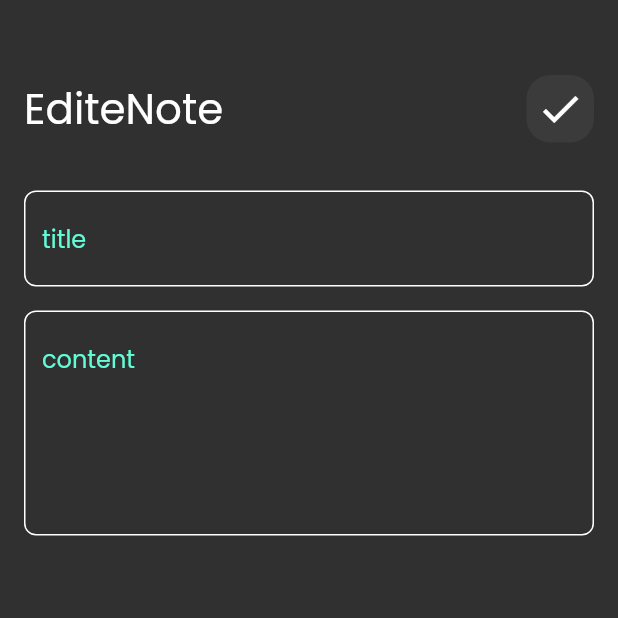
After one commit to AliMohamed-Ali/flutter_projects, a Flutter app: the screen it shows after launch, after a tap on "Flutter Tips", on a phone screen of 412 x 824 dp, the top half of it. The commit adds this screen. Run offline on Flutter 3.47's test engine with Material 2 defaults, Android fonts, the phone set to English and light mode, and no system bars; our stand-ins replace audioplayers, bloc, cloud_firestore, firebase_auth, firebase_core, flutter_bloc and 2 more; accounts and stored records are empty.

Commit message:
create edite note page

```diff
--- a/notes_app/lib/main.dart
+++ b/notes_app/lib/main.dart
@@ -11,6 +11,7 @@ class NotesApp extends StatelessWidget {
   @override
   Widget build(BuildContext context) {
     return MaterialApp(
+      debugShowCheckedModeBanner: false,
       theme: ThemeData(
         brightness: Brightness.dark,
         fontFamily: "Poppins",
--- /dev/null
+++ b/notes_app/lib/views/edit_notes.dart
@@ -0,0 +1,14 @@
+import 'package:flutter/material.dart';
+import 'package:notes_app/views/widget/custom_app_bar.dart';
+import 'package:notes_app/views/widget/edite_notes_body.dart';
+
+class EditeNoteView extends StatelessWidget {
+  const EditeNoteView({super.key});
+
+  @override
+  Widget build(BuildContext context) {
+    return const Scaffold(
+      body: EditeNoteBody(),
+    );
+  }
+}
--- a/notes_app/lib/views/widget/custom_app_bar.dart
+++ b/notes_app/lib/views/widget/custom_app_bar.dart
@@ -3,18 +3,21 @@ import 'package:flutter/material.dart';
 import 'custom_search_icon.dart';
 
 class CustomAppBar extends StatelessWidget {
-  const CustomAppBar({super.key});
-
+  const CustomAppBar({super.key, required this.title, required this.icon});
+  final String title;
+  final IconData icon;
   @override
   Widget build(BuildContext context) {
-    return const Row(
+    return Row(
       children: [
         Text(
-          "Notes",
-          style: TextStyle(fontSize: 28),
+          title,
+          style: const TextStyle(fontSize: 28),
         ),
-        Spacer(),
-        CustomSearchIcon(),
+        const Spacer(),
+        CustomSearchIcon(
+          icon: icon,
+        ),
       ],
     );
   }
--- a/notes_app/lib/views/widget/custom_note_item.dart
+++ b/notes_app/lib/views/widget/custom_note_item.dart
@@ -1,11 +1,18 @@
 import 'package:flutter/material.dart';
+import 'package:notes_app/views/edit_notes.dart';
 
 class NoteItme extends StatelessWidget {
   const NoteItme({super.key});
 
   @override
   Widget build(BuildContext context) {
-    return Container(
+    return GestureDetector(
+      onTap: () {
+        Navigator.push(context, MaterialPageRoute(builder: (context) {
+          return const EditeNoteView();
+        }));
+      },
+      child: Container(
         margin: const EdgeInsets.only(bottom: 16),
         padding: const EdgeInsets.only(top: 24, bottom: 24, left: 16),
         decoration: BoxDecoration(
@@ -56,6 +63,7 @@ class NoteItme extends StatelessWidget {
             ),
           ],
         ),
+      ),
     );
   }
 }
--- a/notes_app/lib/views/widget/custom_search_icon.dart
+++ b/notes_app/lib/views/widget/custom_search_icon.dart
@@ -1,8 +1,8 @@
 import 'package:flutter/material.dart';
 
 class CustomSearchIcon extends StatelessWidget {
-  const CustomSearchIcon({super.key});
-
+  const CustomSearchIcon({super.key, required this.icon});
+  final IconData icon;
   @override
   Widget build(BuildContext context) {
     return Container(
@@ -12,8 +12,8 @@ class CustomSearchIcon extends StatelessWidget {
         color: Colors.white.withOpacity(0.05),
         borderRadius: BorderRadius.circular(16),
       ),
-      child:const Icon(
-        Icons.search,
+      child: Icon(
+        icon,
         size: 32,
       ),
     );
--- /dev/null
+++ b/notes_app/lib/views/widget/edite_notes_body.dart
@@ -0,0 +1,36 @@
+import 'package:flutter/material.dart';
+import 'package:notes_app/views/widget/custom_app_bar.dart';
+import 'package:notes_app/views/widget/custom_text_field.dart';
+
+class EditeNoteBody extends StatelessWidget {
+  const EditeNoteBody({super.key});
+
+  @override
+  Widget build(BuildContext context) {
+    return const Padding(
+      padding: EdgeInsets.symmetric(horizontal: 16.0),
+      child: Column(
+        children: [
+          SizedBox(
+            height: 50,
+          ),
+          CustomAppBar(
+            title: "EditeNote",
+            icon: Icons.check,
+          ),
+          SizedBox(
+            height: 32,
+          ),
+          CustomTextField(hint: "title"),
+          SizedBox(
+            height: 16,
+          ),
+          CustomTextField(
+            hint: "content",
+            maxLines: 5,
+          )
+        ],
+      ),
+    );
+  }
+}
--- a/notes_app/lib/views/widget/notes_view_body.dart
+++ b/notes_app/lib/views/widget/notes_view_body.dart
@@ -1,7 +1,6 @@
 import 'package:flutter/material.dart';
 import 'package:notes_app/views/widget/custom_app_bar.dart';
 
-import 'custom_note_item.dart';
 import 'notes_list_view.dart';
 
 class NotesViewBody extends StatelessWidget {
@@ -16,7 +15,10 @@ class NotesViewBody extends StatelessWidget {
           SizedBox(
             height: 50,
           ),
-          CustomAppBar(),
+          CustomAppBar(
+            title: "Notes",
+            icon: Icons.search,
+          ),
           Expanded(
             child: NotesListView(),
           )
```
Lines whose indentation alone changed are shown as unchanged.
